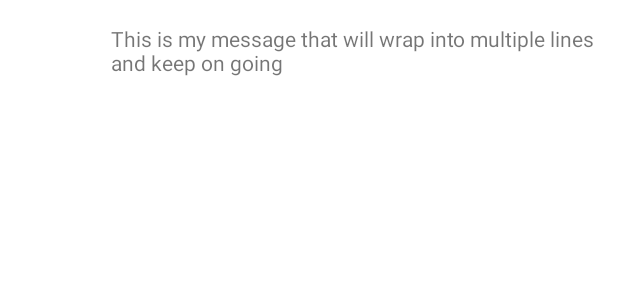
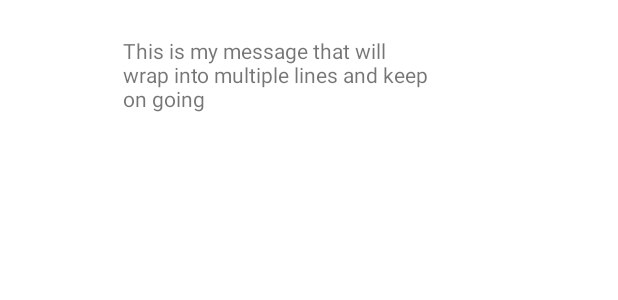
Before and after one commit to Neccichi/HelpMe, an Android app: the layout chat_from_row.xml on its own in the app's theme, with its tools: preview values and no code run, on a phone screen of 412 x 824 dp. Shown: the top 300 px of the screen. Run offline under Robolectric (Android 15) with nearby library versions, the phone set to English and light mode, and no system bars.

Commit message:
Fix margins

```diff
--- a/app/src/main/res/layout/chat_from_row.xml
+++ b/app/src/main/res/layout/chat_from_row.xml
@@ -5,29 +5,37 @@
     android:layout_width="match_parent"
     android:layout_height="wrap_content"
     android:layout_marginBottom="12dp">
+    <de.hdodenhof.circleimageview.CircleImageView
+        android:id="@+id/imageView"
+        android:layout_width="50dp"
+        android:layout_height="50dp"
+        android:layout_marginTop="8dp"
+        android:layout_marginStart="8dp"
+        app:layout_constraintStart_toStartOf="parent"
+        app:layout_constraintTop_toTopOf="parent" />
+
     <TextView
         android:id="@+id/textView"
         android:layout_width="wrap_content"
         android:layout_height="wrap_content"
+        android:layout_marginStart="8dp"
         android:layout_marginLeft="8dp"
-        android:layout_marginStart="8dp"
+        android:autoLink="all"
         android:text="This is my message that will wrap into multiple lines and keep on going"
-        android:maxWidth="340dp"
+        android:maxWidth="240dp"
         android:background="@drawable/rounded_edittext_register_login"
-        android:padding="8dp"
-        android:autoLink="all"
+        android:padding="16dp"
         app:layout_constraintStart_toEndOf="@+id/imageView"
         app:layout_constraintTop_toTopOf="@+id/imageView" />
 
-    <de.hdodenhof.circleimageview.CircleImageView
-        android:id="@+id/imageView"
-        android:layout_width="50dp"
-        android:layout_height="50dp"
-        android:layout_marginLeft="8dp"
-        android:layout_marginStart="8dp"
-        android:layout_marginTop="8dp"
-        app:layout_constraintStart_toStartOf="parent"
-        app:layout_constraintTop_toTopOf="parent"
-         />
+    <ImageView
+        android:id="@+id/imageView2"
+        android:layout_width="wrap_content"
+        android:layout_height="wrap_content"
+        android:layout_marginTop="12dp"
+        android:layout_marginEnd="116dp"
+        app:layout_constraintEnd_toEndOf="parent"
+        app:layout_constraintTop_toTopOf="parent" />
+
 
 </androidx.constraintlayout.widget.ConstraintLayout>
--- a/app/src/main/res/layout/chat_to_row.xml
+++ b/app/src/main/res/layout/chat_to_row.xml
@@ -9,10 +9,10 @@
 
     <ImageView
         android:id="@+id/imageView2"
-        android:layout_width="102dp"
-        android:layout_height="79dp"
+        android:layout_width="wrap_content"
+        android:layout_height="wrap_content"
         android:layout_marginTop="12dp"
-        android:layout_marginEnd="64dp"
+        android:layout_marginEnd="76dp"
         app:layout_constraintEnd_toEndOf="parent"
         app:layout_constraintTop_toTopOf="parent" />
 
```
